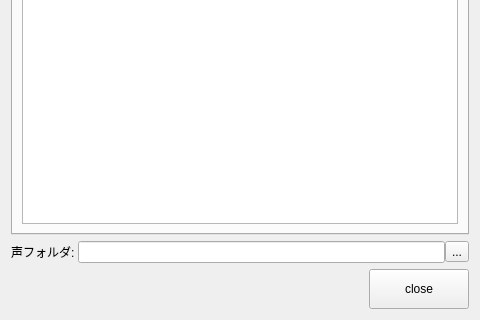
This is library/python/rs/tool/voice_bin/voice_bin.ui in nakano000/Resolve_Script as Qt 5 draws it before an edit; both pictures show x 0 to 480 and y 376 to 696 of the 480 by 696 pixel window. The edited form follows.
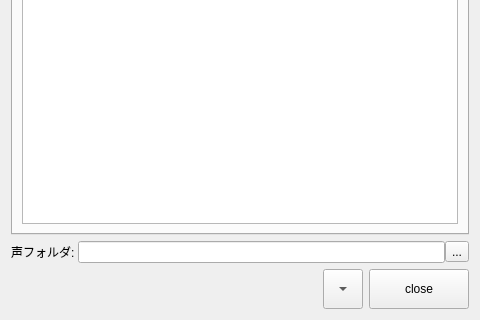
This is the edited form. Custom widgets are drawn as their Qt base class.

What changed in the file:
```diff
--- a/library/python/rs/tool/voice_bin/voice_bin.ui
+++ b/library/python/rs/tool/voice_bin/voice_bin.ui
@@ -245,6 +245,25 @@
        </property>
       </spacer>
      </item>
+     <item>
+      <widget class="QToolButton" name="minimizeButton">
+       <property name="minimumSize">
+        <size>
+         <width>40</width>
+         <height>40</height>
+        </size>
+       </property>
+       <property name="toolTip">
+        <string>最小化</string>
+       </property>
+       <property name="text">
+        <string>...</string>
+       </property>
+       <property name="arrowType">
+        <enum>Qt::DownArrow</enum>
+       </property>
+      </widget>
+     </item>
      <item>
       <widget class="QPushButton" name="closeButton">
        <property name="minimumSize">
```
Left out of the diff: 3 changed lines with no effect on the pictures.
